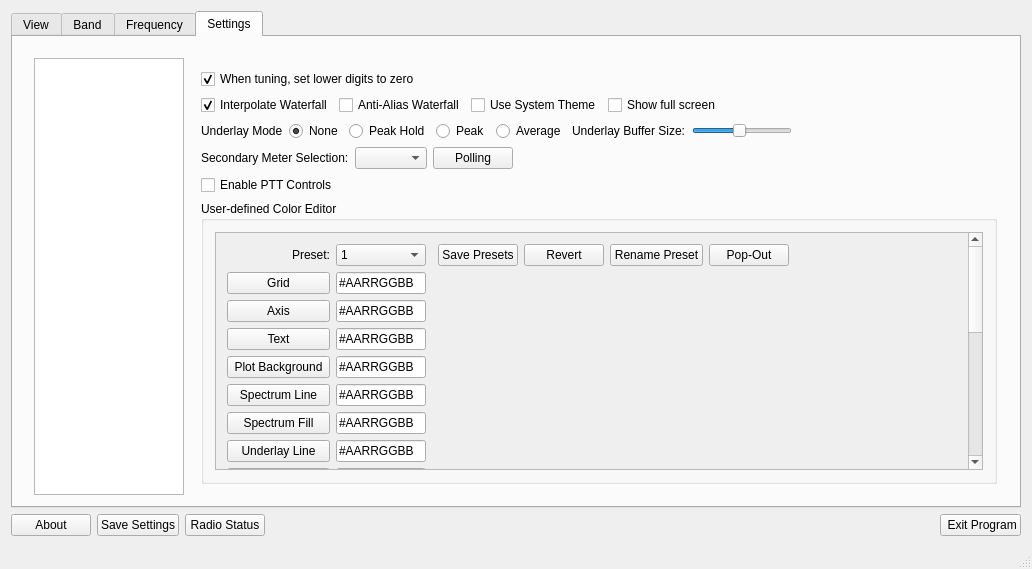
Qt form wfmain.ui (adecarolis/wfweb) before a commit.
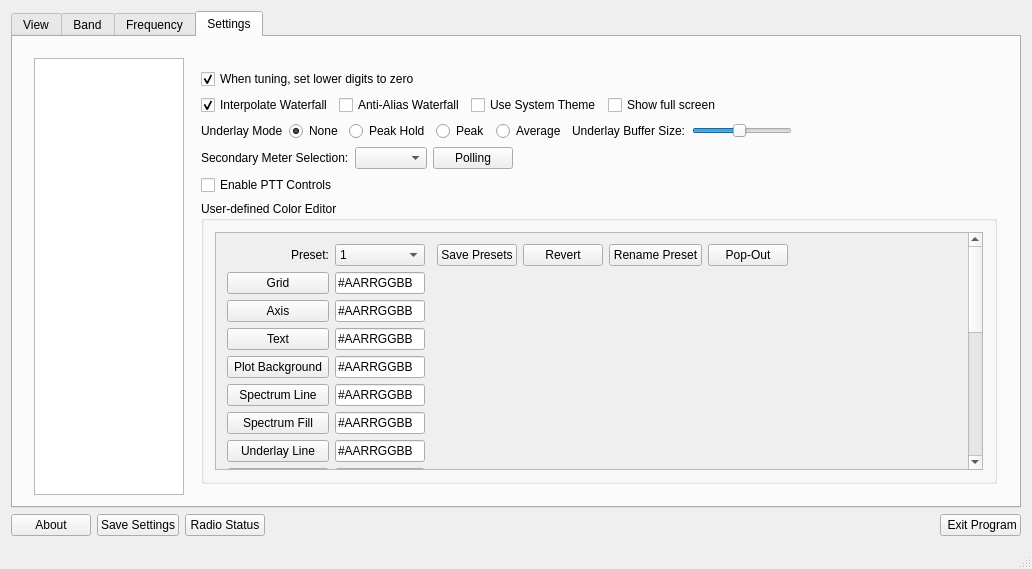
The same form after that commit. Custom widgets are drawn as their Qt base class.

Commit message: Oops, forgot to clarify the button name.

```diff
--- a/wfmain.ui
+++ b/wfmain.ui
@@ -3095,7 +3095,7 @@
                     <property name="geometry">
                      <rect>
                       <x>0</x>
-                      <y>-369</y>
+                      <y>-409</y>
                       <width>767</width>
                       <height>612</height>
                      </rect>
@@ -3607,7 +3607,7 @@
                      <item row="18" column="0">
                       <widget class="QPushButton" name="colorSetBtnMeterPeakScale">
                        <property name="text">
-                        <string>Meter Peak Scale</string>
+                        <string>Meter High Scale</string>
                        </property>
                       </widget>
                      </item>
```
